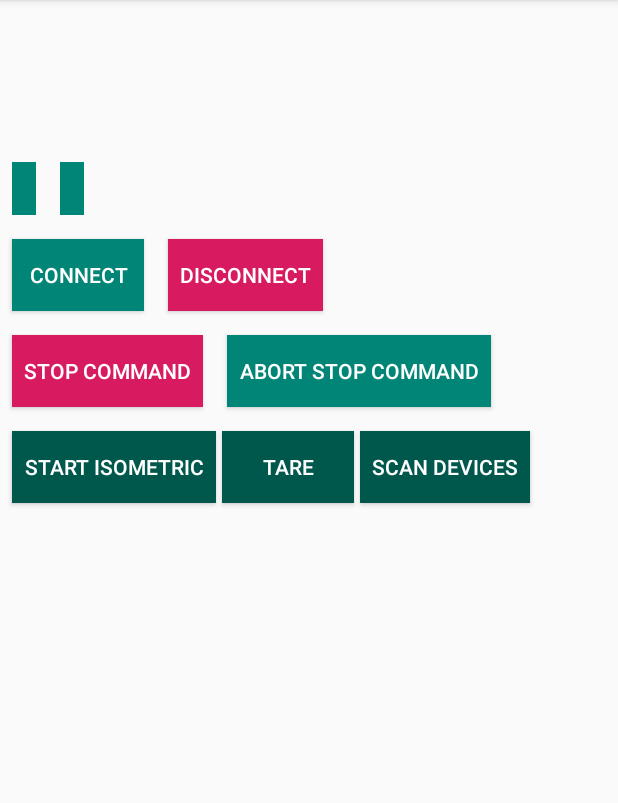
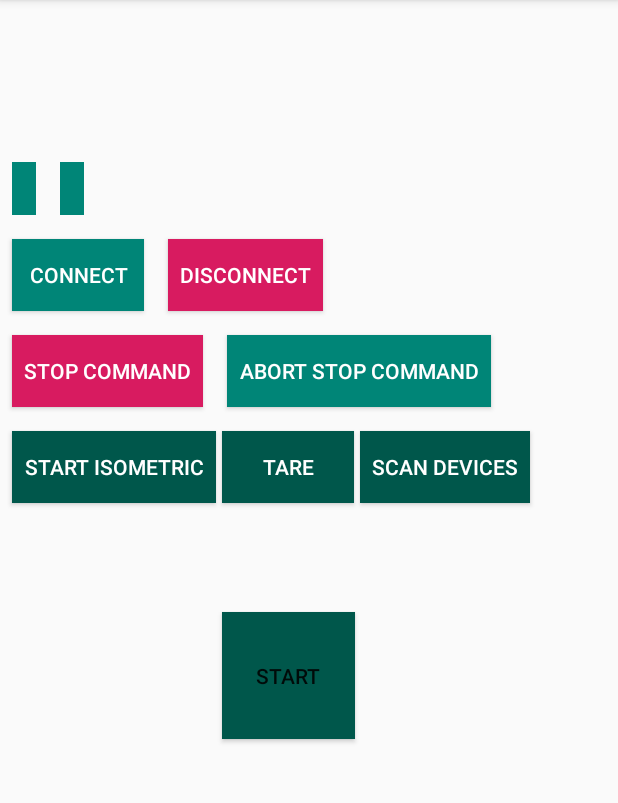
Before and after one commit to NoahGleason/ActivBeats, an Android app: the screen it shows after launch (MainActivity), after a tap on "TARE", on a phone screen of 412 x 824 dp, the part 84-887 px from its top. Run offline under Robolectric (Android 15) with nearby library versions, the phone set to English and light mode, and no system bars; libraries missing offline, so code that uses them is left out: a5.com.a5bluetoothlibrary; 3 statements that could not run were skipped.

Commit message:
Implement audio playbook

```diff
--- a/app/src/main/java/com/example/bluetooth/MainActivity.kt
+++ b/app/src/main/java/com/example/bluetooth/MainActivity.kt
@@ -18,8 +18,11 @@ import android.support.v7.app.AppCompatActivity
 import android.support.v7.widget.LinearLayoutManager
 import android.util.Log
 import android.widget.Toast
+import android.widget.Button
 import kotlinx.android.synthetic.main.activity_main.*
 import java.util.*
+import android.media.MediaPlayer
+import android.view.MotionEvent
 
 private const val TAG = "ACTIVBEATS"
 private const val SONG_TIME_MILLIS: Long = 60 * 1000
@@ -33,6 +36,7 @@ class MainActivity : AppCompatActivity(), A5BluetoothCallback {
     private var counter: Int = 0
     private var countDownTimer: CountDownTimer? = null
     private var timeIsoStarted: Long = 0
+    private var mediaPlayer: MediaPlayer? = null
 
     private lateinit var deviceAdapter: DeviceAdapter
 
@@ -71,8 +75,18 @@ class MainActivity : AppCompatActivity(), A5BluetoothCallback {
     }
 
     override fun onCreate(savedInstanceState: Bundle?) {
-        super.onCreate(savedInstanceState)
-        setContentView(R.layout.activity_main)
+            super.onCreate(savedInstanceState)
+            setContentView(R.layout.activity_main)
+
+            mediaPlayer = MediaPlayer.create(this, R.raw.oldtownroad)
+            mediaPlayer?.setOnPreparedListener {
+                println("READY TO GO")
+            }
+
+            startCursor.setOnTouchListener{ _, event ->
+                handleTouch(event)
+                true
+            }
 
         requestPermission()
         initRecyclerView()
@@ -101,12 +115,15 @@ class MainActivity : AppCompatActivity(), A5BluetoothCallback {
         startIsometricButton.setOnClickListener {
             readings.clear()
             times.clear()
+            mediaPlayer?.start()
             timeIsoStarted = System.currentTimeMillis()
             device?.startIsometric()
         }
 
         tareButton.setOnClickListener {
             device?.tare()
+            mediaPlayer?.pause()
+            mediaPlayer?.seekTo(0)
         }
 
         scanDevices.setOnClickListener {
@@ -207,6 +224,26 @@ class MainActivity : AppCompatActivity(), A5BluetoothCallback {
         }
     }
 
+    private fun handleTouch(event: MotionEvent){
+        Log.w(TAG,"touch")
+        when (event.action){
+            MotionEvent.ACTION_DOWN -> {
+                Log.d(TAG,"down")
+                println("down")
+                mediaPlayer?.start()
+            }
+            MotionEvent.ACTION_CANCEL, MotionEvent.ACTION_UP -> {
+                Log.d(TAG,"up")
+                println("up or cancel")
+                mediaPlayer?.pause()
+                mediaPlayer?.seekTo(0)
+            }
+            else -> {
+                println("other")
+            }
+        }
+    }
+
     override fun onRequestPermissionsResult(
         requestCode: Int,
         permissions: Array<String>, grantResults: IntArray
--- a/app/src/main/res/layout/activity_main.xml
+++ b/app/src/main/res/layout/activity_main.xml
@@ -116,4 +116,20 @@
             android:layout_width="wrap_content"
             android:layout_height="wrap_content"
             android:layout_below="@id/abortStopCommandButton"/>
+
+    <Button
+        android:id="@+id/startCursor"
+        android:layout_width="wrap_content"
+        android:layout_height="wrap_content"
+        android:layout_alignParentStart="true"
+        android:layout_alignParentTop="true"
+        android:layout_alignParentEnd="true"
+        android:layout_alignParentBottom="true"
+        android:layout_marginStart="148dp"
+        android:layout_marginTop="408dp"
+        android:layout_marginEnd="175dp"
+        android:layout_marginBottom="275dp"
+        android:background="@color/colorPrimaryDark"
+        android:text="Start" />
+
 </RelativeLayout>
```
Also changed, not shown: 1 other file.
